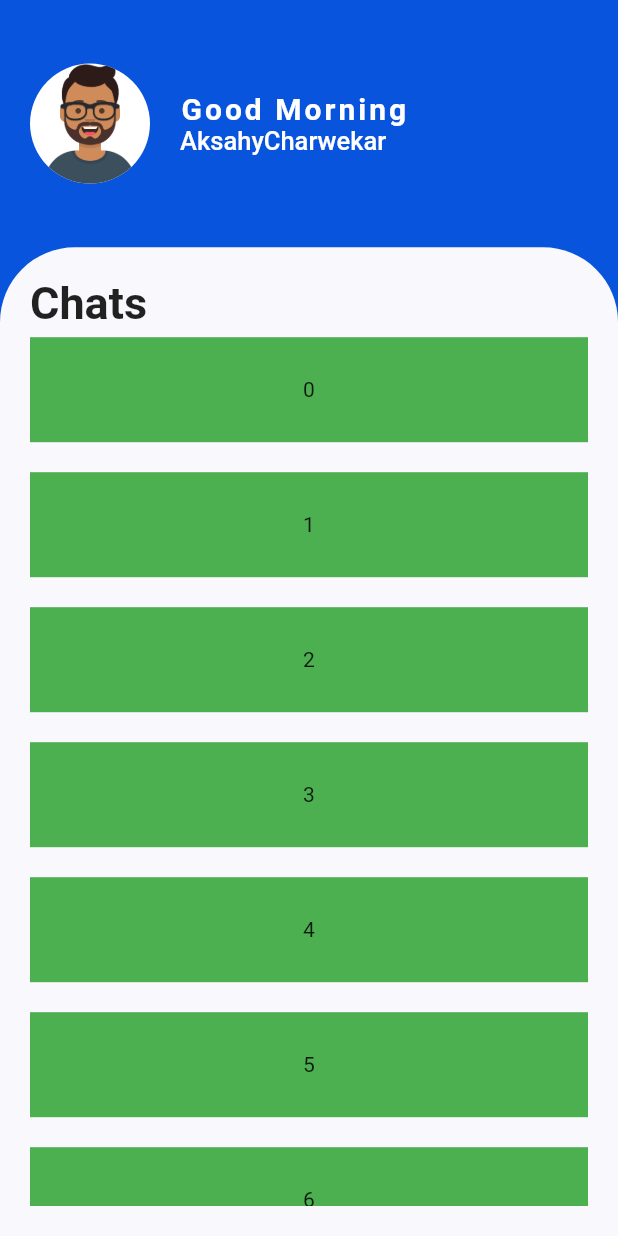
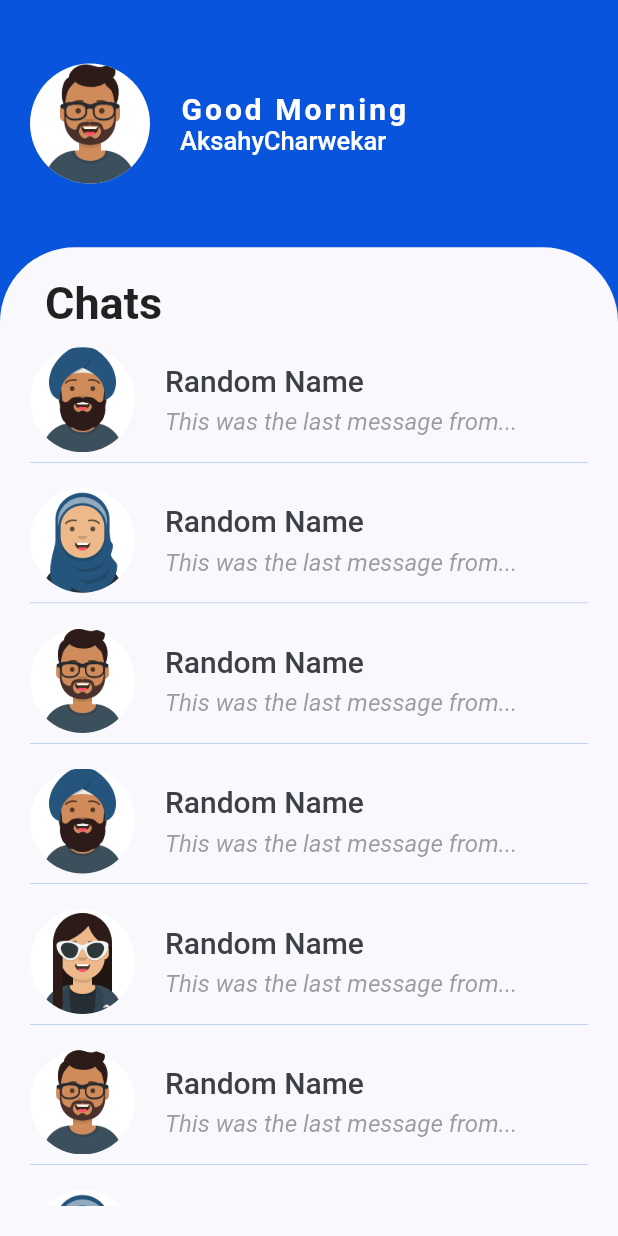
Before and after one commit to CharwekarAkshay/chat_ui, a Flutter app: the UserDashboardScreen screen opened directly with sample values from the repository, on a phone screen of 412 x 824 dp. Run offline on Flutter 3.47's test engine with Material 2 defaults, Android fonts, the phone set to English and light mode, and no system bars; our stand-ins replace connectivity, data_connection_checker, flutter_svg.

Commit message:
Started making changes chat screen

```diff
--- a/lib/screens/user_dashboard_screen.dart
+++ b/lib/screens/user_dashboard_screen.dart
@@ -1,5 +1,6 @@
 import 'package:chat_ui/constants.dart';
 import 'package:chat_ui/modals/user.dart';
+import 'package:chat_ui/services/avatar_service.dart';
 import 'package:flutter/material.dart';
 import 'package:chat_ui/components/components.dart';
 
@@ -35,6 +36,8 @@ class UserDashboardScreen extends StatelessWidget {
                 children: [
                   Container(
                     height: 30,
+                    margin: const EdgeInsets.only(
+                        bottom: kDefaultPadding / 2, left: kDefaultPadding / 2),
                     child: Text(
                       'Chats',
                       style: TextStyle(
@@ -47,15 +50,7 @@ class UserDashboardScreen extends StatelessWidget {
                     child: ListView.builder(
                       itemCount: 12,
                       itemBuilder: (BuildContext context, int index) {
-                        return Container(
-                          color: Colors.green,
-                          height: 70,
-                          margin: const EdgeInsets.symmetric(
-                              vertical: kDefaultPadding / 2),
-                          child: Center(
-                            child: Text('$index'),
-                          ),
-                        );
+                        return ChatTile();
                       },
                     ),
                   ),
@@ -69,6 +64,69 @@ class UserDashboardScreen extends StatelessWidget {
   }
 }
 
-/*
+class ChatTile extends StatelessWidget {
+  const ChatTile({
+    Key key,
+  }) : super(key: key);
 
- */
+  String messageTrimmer(String message) {
+    if (message.length > 30) {
+      message = message.substring(0, 30) + '...';
+    }
+    return message;
+  }
+
+  @override
+  Widget build(BuildContext context) {
+    return InkWell(
+      onTap: () {
+        // TODO: What to do when we click on chat window
+      },
+      child: Container(
+        margin: const EdgeInsets.only(bottom: kDefaultPadding / 2),
+        padding: const EdgeInsets.symmetric(vertical: kDefaultPadding / 3),
+        decoration: BoxDecoration(
+          border: Border(
+            bottom: BorderSide(
+              width: 0.3,
+              color: kThemeColor.withOpacity(0.5),
+            ),
+          ),
+        ),
+        child: Row(
+          children: [
+            ProfileAvatar(
+              assetImage: AvatarService.getRandomAvatarUrl(),
+              radius: 35,
+            ),
+            SizedBox(width: kDefaultPadding),
+            Container(
+              child: Column(
+                crossAxisAlignment: CrossAxisAlignment.start,
+                mainAxisAlignment: MainAxisAlignment.center,
+                children: [
+                  Text(
+                    'Random Name',
+                    style: Theme.of(context).textTheme.headline6.copyWith(
+                          color: kTextColor,
+                        ),
+                  ),
+                  SizedBox(height: kDefaultPadding / 3),
+                  Text(
+                    messageTrimmer('This was the last message from the user.'),
+                    overflow: TextOverflow.fade,
+                    style: TextStyle(
+                      color: kTextColor.withOpacity(0.5),
+                      fontSize: 16,
+                      fontStyle: FontStyle.italic,
+                    ),
+                  )
+                ],
+              ),
+            ),
+          ],
+        ),
+      ),
+    );
+  }
+}
```
